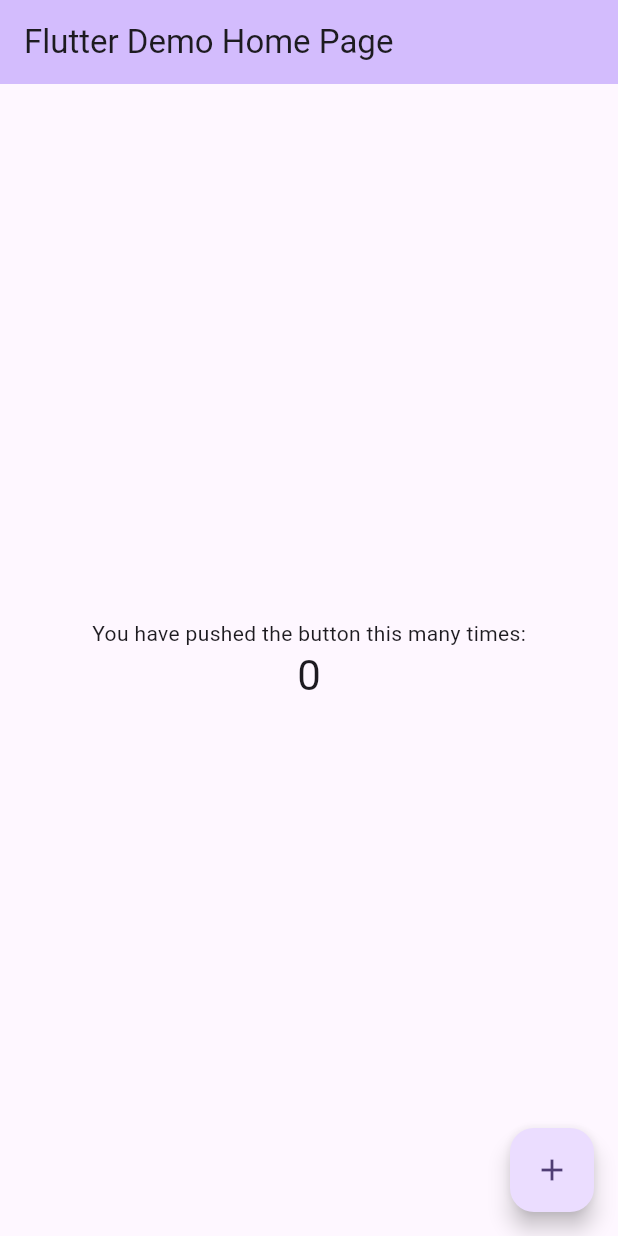
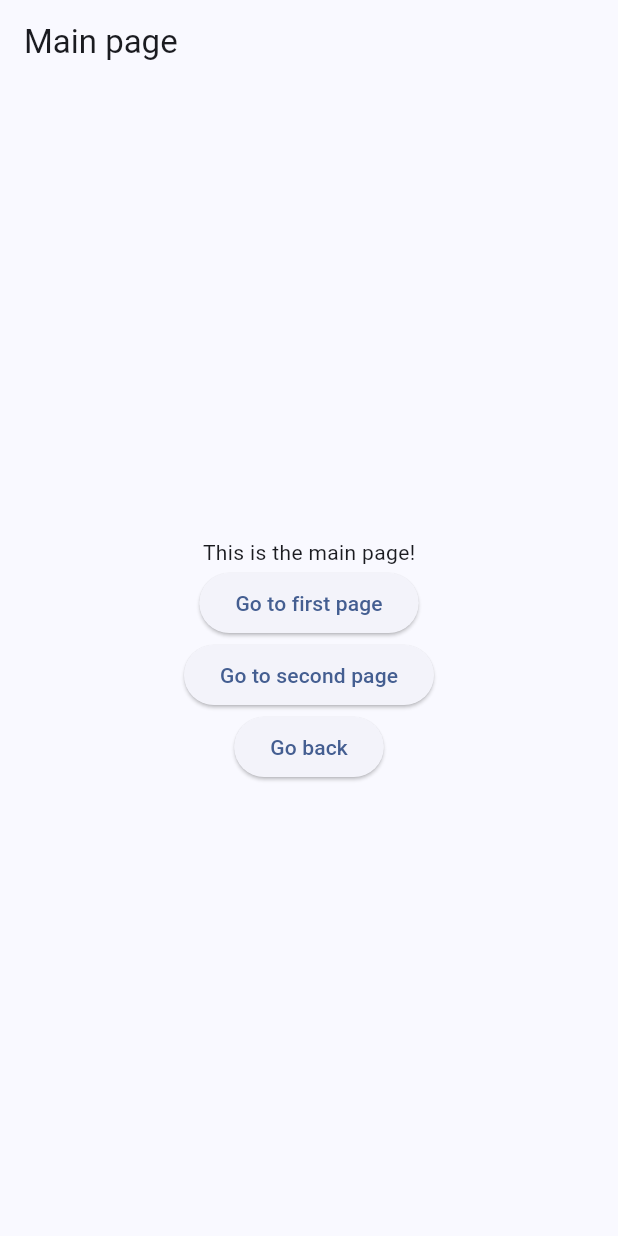
Before and after one commit to rigopeti96/flutter_homework, a Flutter app: the screen it shows after launch, on a phone screen of 412 x 824 dp. Run offline on Flutter 3.47's test engine with Material 2 defaults, Android fonts, the phone set to English and light mode, and no system bars.

Commit message:
Navigation increased

```diff
--- a/lib/main.dart
+++ b/lib/main.dart
@@ -1,125 +1,163 @@
 import 'package:flutter/material.dart';
+import 'package:flutter/cupertino.dart';
+import 'package:flutter/services.dart';
+import 'package:homework/createuser.dart';
+import 'package:homework/login.dart';
 
 void main() {
-  runApp(const MyApp());
+  runApp(const TraWellApp());
 }
 
-class MyApp extends StatelessWidget {
-  const MyApp({super.key});
+var globalNavigatorHolderKey = GlobalKey<_NavigatorHolderState>();
+
+class TraWellApp extends StatelessWidget {
+  const TraWellApp({super.key});
 
   // This widget is the root of your application.
   @override
   Widget build(BuildContext context) {
     return MaterialApp(
-      title: 'Flutter Demo',
+      title: 'TraWell - Flutter version',
       theme: ThemeData(
-        // This is the theme of your application.
-        //
-        // TRY THIS: Try running your application with "flutter run". You'll see
-        // the application has a blue toolbar. Then, without quitting the app,
-        // try changing the seedColor in the colorScheme below to Colors.green
-        // and then invoke "hot reload" (save your changes or press the "hot
-        // reload" button in a Flutter-supported IDE, or press "r" if you used
-        // the command line to start the app).
-        //
-        // Notice that the counter didn't reset back to zero; the application
-        // state is not lost during the reload. To reset the state, use hot
-        // restart instead.
-        //
-        // This works for code too, not just values: Most code changes can be
-        // tested with just a hot reload.
-        colorScheme: ColorScheme.fromSeed(seedColor: Colors.deepPurple),
+        colorScheme: ColorScheme.fromSeed(seedColor: Colors.blueAccent),
         useMaterial3: true,
       ),
-      home: const MyHomePage(title: 'Flutter Demo Home Page'),
+      home: NavigatorHolder()
     );
   }
 }
 
-class MyHomePage extends StatefulWidget {
-  const MyHomePage({super.key, required this.title});
-
-  // This widget is the home page of your application. It is stateful, meaning
-  // that it has a State object (defined below) that contains fields that affect
-  // how it looks.
-
-  // This class is the configuration for the state. It holds the values (in this
-  // case the title) provided by the parent (in this case the App widget) and
-  // used by the build method of the State. Fields in a Widget subclass are
-  // always marked "final".
-
-  final String title;
+class NavigatorHolder extends StatefulWidget {
+  NavigatorHolder() : super(key: globalNavigatorHolderKey);
 
   @override
-  State<MyHomePage> createState() => _MyHomePageState();
+  _NavigatorHolderState createState() => _NavigatorHolderState();
 }
 
-class _MyHomePageState extends State<MyHomePage> {
-  int _counter = 0;
+class _NavigatorHolderState extends State<NavigatorHolder> {
+  List<Page> pages = [
+    const MaterialPage(child: MainPage()),
+  ];
 
-  void _incrementCounter() {
+  @override
+  Widget build(BuildContext context) {
+    return Navigator(
+      pages: pages.toList(),
+      onPopPage: (Route route, dynamic result) {
         setState(() {
-      // This call to setState tells the Flutter framework that something has
-      // changed in this State, which causes it to rerun the build method below
-      // so that the display can reflect the updated values. If we changed
-      // _counter without calling setState(), then the build method would not be
-      // called again, and so nothing would appear to happen.
-      _counter++;
+          route.didPop(result);
+          pages.removeLast();
+        });
+        return true;
+      },
+      onGenerateRoute: (route) {
+        switch (route.name) {
+          case "/loginpage":
+            return MaterialPageRoute(
+              settings: const RouteSettings(name: "/loginpage"),
+              builder: (context) => LoginPage(
+              ),
+            );
+        }
+        if (route.name?.contains("/loginpage/") ?? false) {
+          final routeName = route.name!;
+          final arg = routeName.substring(
+              routeName.lastIndexOf("/") + 1, routeName.length);
+          return MaterialPageRoute(
+            settings: RouteSettings(name: "/loginpage/$arg"),
+            builder: (context) => LoginPage(
+            ),
+          );
+        }
+        return null;
+      },
+      onUnknownRoute: (route) {
+        return MaterialPageRoute(
+          builder: (_) => LoginPage(
+          ),
+        );
+      },
+    );
+  }
+
+  void addNewPage(Widget page) {
+    setState(() {
+      pages.add(MaterialPage(child: page));
     });
   }
 
+  void replaceTopPage(Widget page) {
+    setState(() {
+      pages.removeLast();
+      pages.add(MaterialPage(child: page));
+    });
+  }
+}
+
+class MainPage extends StatelessWidget {
+  const MainPage({
+    Key? key,
+  }) : super(key: key);
+
   @override
   Widget build(BuildContext context) {
-    // This method is rerun every time setState is called, for instance as done
-    // by the _incrementCounter method above.
-    //
-    // The Flutter framework has been optimized to make rerunning build methods
-    // fast, so that you can just rebuild anything that needs updating rather
-    // than having to individually change instances of widgets.
-    return Scaffold(
-      appBar: AppBar(
-        // TRY THIS: Try changing the color here to a specific color (to
-        // Colors.amber, perhaps?) and trigger a hot reload to see the AppBar
-        // change color while the other colors stay the same.
-        backgroundColor: Theme.of(context).colorScheme.inversePrimary,
-        // Here we take the value from the MyHomePage object that was created by
-        // the App.build method, and use it to set our appbar title.
-        title: Text(widget.title),
+    return WillPopScope(
+      onWillPop: () async {
+        var result = await showDialog(
+            context: context,
+            builder: (context) {
+              return AlertDialog(
+                title: const Text("Are you sure?"),
+                content: const Text("Do you really want to quit?"),
+                actions: [
+                  TextButton(
+                    child: const Text("No"),
+                    onPressed: () => Navigator.pop(context, false),
                   ),
+                  TextButton(
+                    child: const Text("Yes"),
+                    onPressed: () => Navigator.pop(context, true),
+                  ),
+                ],
+              );
+            });
+        return result ?? false;
+      },
+      child: Scaffold(
+        appBar: AppBar(title: const Text("Main page")),
         body: Center(
-        // Center is a layout widget. It takes a single child and positions it
-        // in the middle of the parent.
           child: Column(
-          // Column is also a layout widget. It takes a list of children and
-          // arranges them vertically. By default, it sizes itself to fit its
-          // children horizontally, and tries to be as tall as its parent.
-          //
-          // Column has various properties to control how it sizes itself and
-          // how it positions its children. Here we use mainAxisAlignment to
-          // center the children vertically; the main axis here is the vertical
-          // axis because Columns are vertical (the cross axis would be
-          // horizontal).
-          //
-          // TRY THIS: Invoke "debug painting" (choose the "Toggle Debug Paint"
-          // action in the IDE, or press "p" in the console), to see the
-          // wireframe for each widget.
             mainAxisAlignment: MainAxisAlignment.center,
-          children: <Widget>[
-            const Text(
-              'You have pushed the button this many times:',
+            children: [
+              const Text("This is the main page!"),
+              ElevatedButton(
+                child: const Text("Go to first page"),
+                onPressed: () {
+                  globalNavigatorHolderKey.currentState!
+                      .addNewPage(const LoginPage());
+                },
               ),
-            Text(
-              '$_counter',
-              style: Theme.of(context).textTheme.headlineMedium,
+              ElevatedButton(
+                child: const Text("Go to second page"),
+                onPressed: () {
+                  globalNavigatorHolderKey.currentState!
+                      .addNewPage(const CreateUser());
+                },
+              ),
+              ElevatedButton(
+                child: const Text("Go back"),
+                onPressed: () async {
+                  var handledPop = await Navigator.maybePop(context);
+                  if (!handledPop) {
+                    SystemNavigator.pop();
+                  }
+                },
               ),
             ],
           ),
         ),
-      floatingActionButton: FloatingActionButton(
-        onPressed: _incrementCounter,
-        tooltip: 'Increment',
-        child: const Icon(Icons.add),
-      ), // This trailing comma makes auto-formatting nicer for build methods.
+      ),
     );
   }
+
 }
```
Also changed, not shown: lib/createuser.dart (added, +18 -0 lines), lib/login.dart (added, +45 -0 lines), 1 other file. Lines whose indentation alone changed are shown as unchanged.
